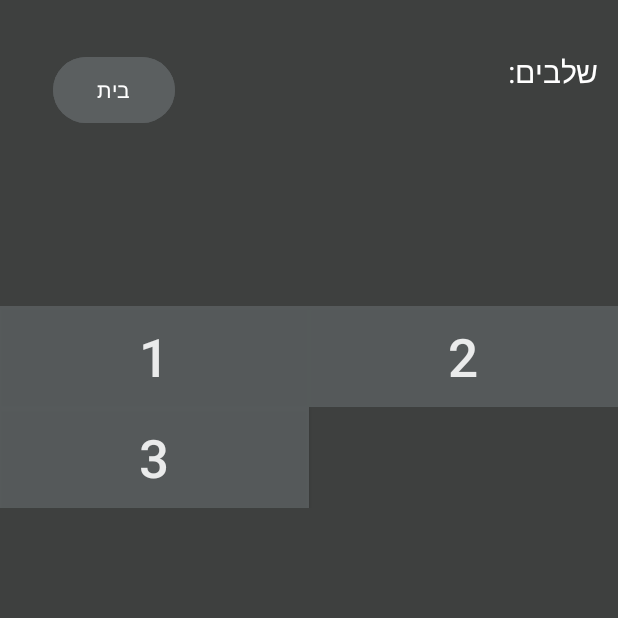
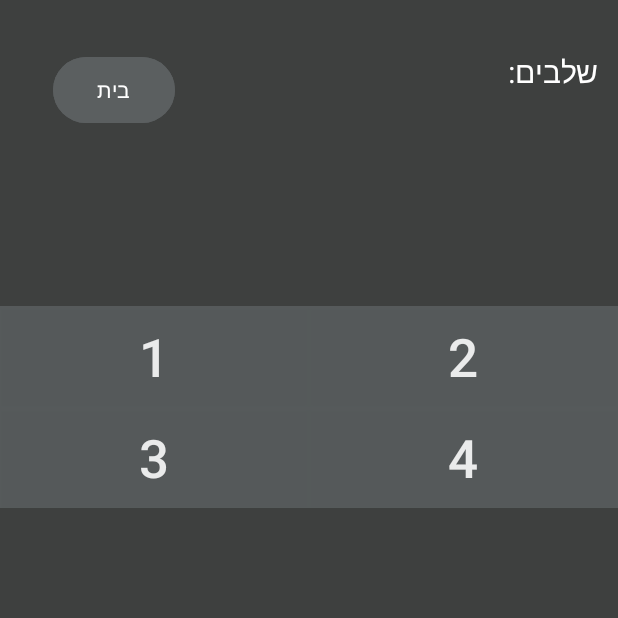
Before and after one commit to itayst1/chiro-plate, an Android app: the LevelsActivity screen opened directly, with no data from a screen before it, on a phone screen of 412 x 824 dp, the top half of it. Run offline under Robolectric (Android 15) with nearby library versions, the phone set to English and light mode, and no system bars; Roboto replaces fonts that are not available here.

Commit message:
added probabilities

```diff
--- a/plateApp/app/src/main/java/com/example/plateapp/LevelsActivity.java
+++ b/plateApp/app/src/main/java/com/example/plateapp/LevelsActivity.java
@@ -36,10 +36,11 @@ public class LevelsActivity extends AppCompatActivity {
 
         levelsData = GameInstance.getInstance().getLevelsData();
 
-        if(levelsData.isEmpty()) {
-            levelsData.put(1, "undone,1,1,100,10");
-            levelsData.put(2, "undone,2,1,30,10");
-            levelsData.put(3, "undone,3,1,30,1");
+        if(levelsData.isEmpty()) {//isComplete,level,mode,time,iterations,probabilities
+            levelsData.put(1, "undone,1,1,100,10,0.25,0.25,0.25,0.25");
+            levelsData.put(2, "undone,2,1,50,10,0.5,0,0.5,0");
+            levelsData.put(3, "undone,3,1,50,10,0,0.5,0,0.5");
+            levelsData.put(4, "undone,4,1,50,15,0,0.33,0.33,0.33");
         }
 
         initiateGrid();
@@ -56,6 +57,11 @@ public class LevelsActivity extends AppCompatActivity {
         GameInstance.getInstance().setMode(Integer.parseInt(data[2]));
         GameInstance.getInstance().setTime(Integer.parseInt(data[3]));
         GameInstance.getInstance().setIterations(Integer.parseInt(data[4]));
+        double[] probabilities = new double[4];
+        for(int i = 5; i < 9; i++){
+            probabilities[i-5] = Double.parseDouble(data[i]);
+        }
+        GameInstance.getInstance().setProbabilities(probabilities);
         startActivity(new Intent(LevelsActivity.this, GameActivity.class));
     }
 
```
Also changed, not shown: plateApp/app/src/main/java/com/example/plateapp/GameActivity.java (+18 -3 lines).
